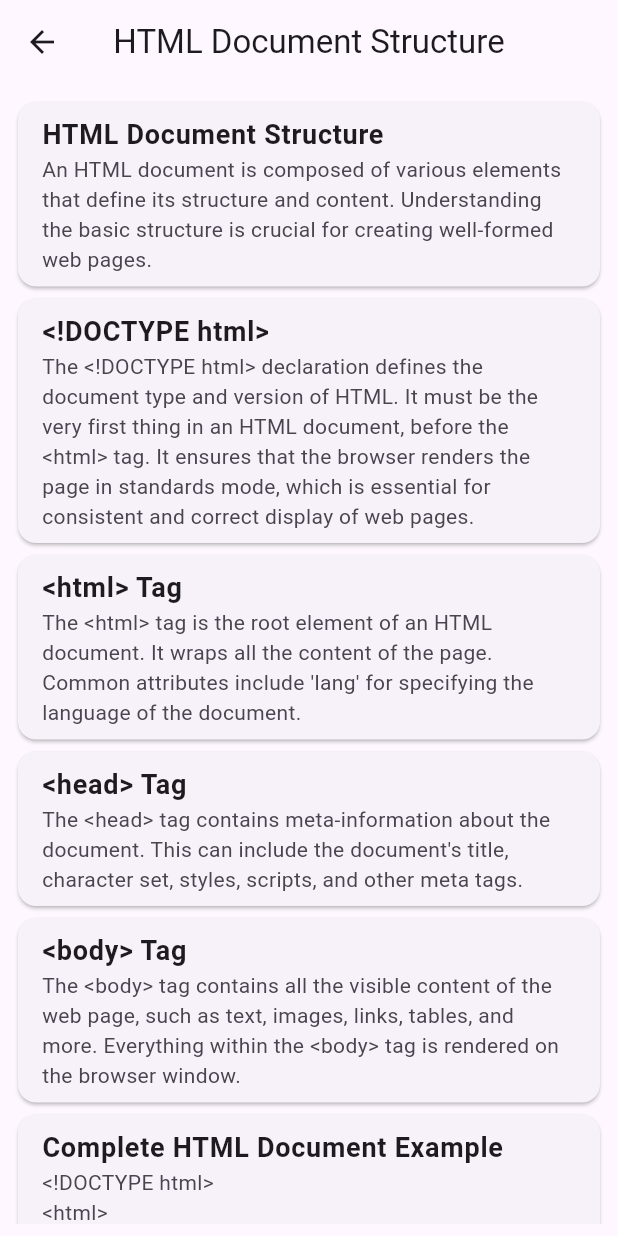
After one commit to su-resh/learn_html_basic, a Flutter app: the screen it shows after launch, after a tap on "HTML Document Structure", on a phone screen of 412 x 824 dp. The commit adds this screen. Run offline on Flutter 3.47's test engine with Material 3 defaults, Android fonts, the phone set to English and light mode, and no system bars.

Commit message:
Stable version along with the 2nd page

```diff
--- a/lib/Models/homeScreen_model.dart
+++ b/lib/Models/homeScreen_model.dart
@@ -1,7 +1,7 @@
 import 'package:flutter/material.dart';
-import 'package:learn_html_basic/Screens/documentStructureScreen.dart';
+import 'package:learn_html_basic/Screens/documentstructure_screen.dart';
 
-import '../Screens/introduction.dart';
+import '../Screens/introduction_screen.dart';
 
 final List<Map<String, dynamic>> gridMap = [
   {
@@ -12,7 +12,7 @@ final List<Map<String, dynamic>> gridMap = [
   {
     "image": "assets/images/documentstructure.png",
     "title": "HTML Document Structure",
-    "route": Documentstructurescreen(),
+    "route": DocumentstructureScreen(),
   },
   {
     "image": "assets/images/htmltags.png",
--- a/lib/Screens/documentStructureScreen.dart
+++ /dev/null
@@ -1,15 +0,0 @@
-import 'package:flutter/material.dart';
-
-class Documentstructurescreen extends StatelessWidget {
-  const Documentstructurescreen({super.key});
-
-  @override
-  Widget build(BuildContext context) {
-    return Scaffold(
-      appBar: AppBar(
-        title: const Text('Document Structure'),
-      ),
-      body: Container(),
-    );
-  }
-}
--- /dev/null
+++ b/lib/Screens/documentstructure_screen.dart
@@ -0,0 +1,102 @@
+import 'package:flutter/material.dart';
+import 'package:learn_html_basic/Themes/text_size.dart';
+
+class DocumentstructureScreen extends StatelessWidget {
+  const DocumentstructureScreen({Key? key}) : super(key: key);
+
+  @override
+  Widget build(BuildContext context) {
+    return Scaffold(
+      appBar: AppBar(
+        title: const Text('HTML Document Structure'),
+        centerTitle: true,
+      ),
+      body: Padding(
+        padding: const EdgeInsets.all(8.0),
+        child: SingleChildScrollView(
+          scrollDirection: Axis.vertical,
+          child: Column(
+            crossAxisAlignment: CrossAxisAlignment.start,
+            children: [
+              Card(
+                child: ListTile(
+                  title: Text(
+                    style: heading(),
+                    "HTML Document Structure",
+                  ),
+                  subtitle: Text(
+                    "An HTML document is composed of various elements that define its structure and content. Understanding the basic structure is crucial for creating well-formed web pages.",
+                  ),
+                ),
+              ),
+              Card(
+                child: ListTile(
+                  title: Text(
+                    style: heading(),
+                    "<!DOCTYPE html>",
+                  ),
+                  subtitle: Text(
+                    "The <!DOCTYPE html> declaration defines the document type and version of HTML. It must be the very first thing in an HTML document, before the <html> tag. It ensures that the browser renders the page in standards mode, which is essential for consistent and correct display of web pages.",
+                  ),
+                ),
+              ),
+              Card(
+                child: ListTile(
+                  title: Text(
+                    style: heading(),
+                    "<html> Tag",
+                  ),
+                  subtitle: Text(
+                    "The <html> tag is the root element of an HTML document. It wraps all the content of the page. Common attributes include 'lang' for specifying the language of the document.",
+                  ),
+                ),
+              ),
+              Card(
+                child: ListTile(
+                  title: Text(
+                    style: heading(),
+                    "<head> Tag",
+                  ),
+                  subtitle: Text(
+                    "The <head> tag contains meta-information about the document. This can include the document's title, character set, styles, scripts, and other meta tags.",
+                  ),
+                ),
+              ),
+              Card(
+                child: ListTile(
+                  title: Text(
+                    style: heading(),
+                    "<body> Tag",
+                  ),
+                  subtitle: Text(
+                    "The <body> tag contains all the visible content of the web page, such as text, images, links, tables, and more. Everything within the <body> tag is rendered on the browser window.",
+                  ),
+                ),
+              ),
+              Card(
+                child: ListTile(
+                  title: Text(
+                    "Complete HTML Document Example",
+                    style: heading(),
+                  ),
+                  subtitle: const Text(
+                    '''<!DOCTYPE html>
+<html>
+<head>
+  <title>My First HTML Page</title>
+</head>
+<body>
+  <h1>Welcome to My First HTML Page</h1>
+  <p>This is a paragraph of text.</p>
+  </body>
+</html>''',
+                  ),
+                ),
+              ),
+            ],
+          ),
+        ),
+      ),
+    );
+  }
+}
--- a/lib/Screens/introduction.dart
+++ b/lib/Screens/introduction_screen.dart
@@ -1,4 +1,5 @@
 import 'package:flutter/material.dart';
+import 'package:learn_html_basic/Themes/text_size.dart';
 
 import '../Models/historyitem.dart';
 import '../Models/importanceitem.dart';
@@ -23,6 +24,7 @@ class IntroductionScreen extends StatelessWidget {
               Card(
                 child: ListTile(
                   title: Text(
+                    style: heading(),
                     "What is HTML?",
                   ),
                   subtitle: Text(
@@ -33,6 +35,7 @@ class IntroductionScreen extends StatelessWidget {
               Card(
                 child: ListTile(
                   title: Text(
+                    style: heading(),
                     "History and Versions of HTML",
                   ),
                   subtitle: Column(
@@ -81,6 +84,7 @@ class IntroductionScreen extends StatelessWidget {
               Card(
                 child: ListTile(
                   title: Text(
+                    style: heading(),
                     "Importance of HTML in Web Development",
                   ),
                   subtitle: Column(
--- /dev/null
+++ b/lib/Screens/splash_screen.dart
@@ -0,0 +1,53 @@
+import 'package:flutter/material.dart';
+import 'package:flutter/services.dart';
+import 'package:learn_html_basic/Screens/home_screen.dart';
+
+class SplashScreen extends StatefulWidget {
+  const SplashScreen({super.key});
+
+  @override
+  State<SplashScreen> createState() => _SplashScreenState();
+}
+
+class _SplashScreenState extends State<SplashScreen>
+    with SingleTickerProviderStateMixin {
+  @override
+  void initState() {
+    super.initState();
+    SystemChrome.setEnabledSystemUIMode(SystemUiMode.immersive);
+    Future.delayed(const Duration(seconds: 2), () {
+      Navigator.of(context).pushReplacement(
+        MaterialPageRoute(builder: (_) => const Homescreen()),
+      );
+    });
+  }
+
+  @override
+  void dispose() {
+    super.dispose();
+    SystemChrome.setEnabledSystemUIMode(
+      SystemUiMode.manual,
+      overlays: SystemUiOverlay.values,
+    );
+  }
+
+  @override
+  Widget build(BuildContext context) {
+    return Scaffold(
+      backgroundColor: Colors.black,
+      body: Center(
+        child: Column(
+          mainAxisAlignment: MainAxisAlignment.center,
+          crossAxisAlignment: CrossAxisAlignment.center,
+          children: [
+            Image.asset(
+              "assets/images/logo.png",
+              height: 200,
+              width: 200,
+            ),
+          ],
+        ),
+      ),
+    );
+  }
+}
--- /dev/null
+++ b/lib/Themes/text_size.dart
@@ -0,0 +1,4 @@
+import 'package:flutter/material.dart';
+
+TextStyle heading() =>
+    const TextStyle(fontWeight: FontWeight.bold, fontSize: 18);
--- a/lib/main.dart
+++ b/lib/main.dart
@@ -1,15 +1,15 @@
 import 'package:flutter/material.dart';
-import 'package:learn_html_basic/Screens/homeScreen.dart';
+import 'package:learn_html_basic/Screens/splash_screen.dart';
 
 class learn_html extends StatelessWidget {
   const learn_html({super.key});
 
   @override
   Widget build(BuildContext context) {
-    return MaterialApp(
+    return const MaterialApp(
       debugShowCheckedModeBanner: false,
-      title: "Learn HTML Basic ",
-      home: Homescreen(),
+      title: "Learn HTML Basic",
+      home: SplashScreen(),
     );
   }
 }
```
Also changed, not shown: assets/images/logo.png (added), lib/Screens/home_screen.dart (renamed from lib/Screens/homeScreen.dart).
